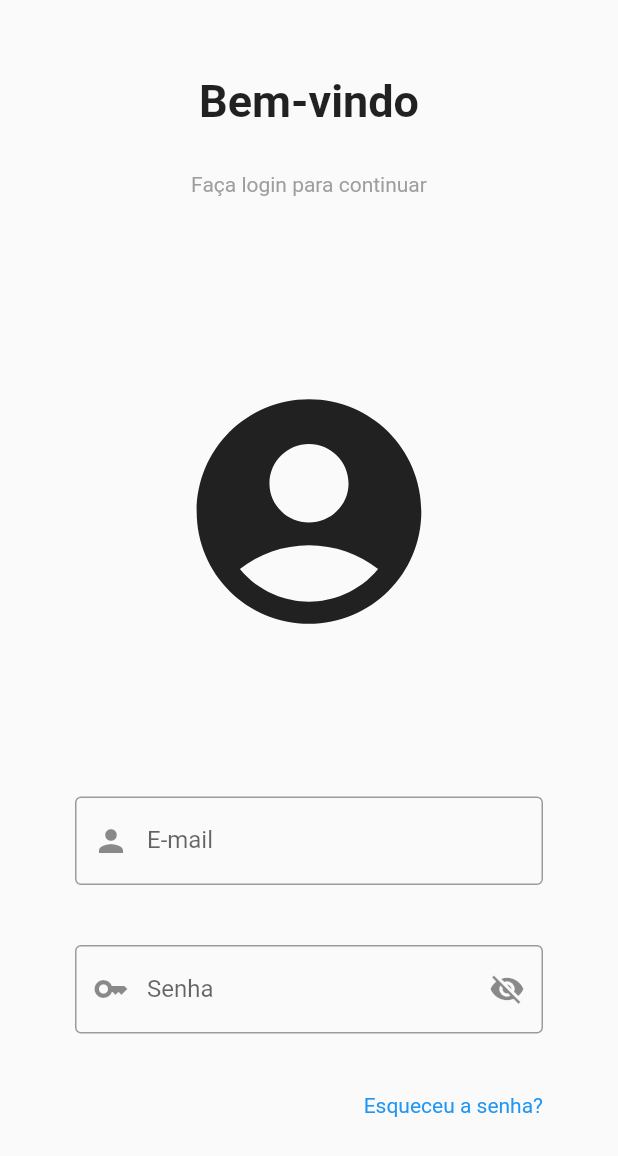
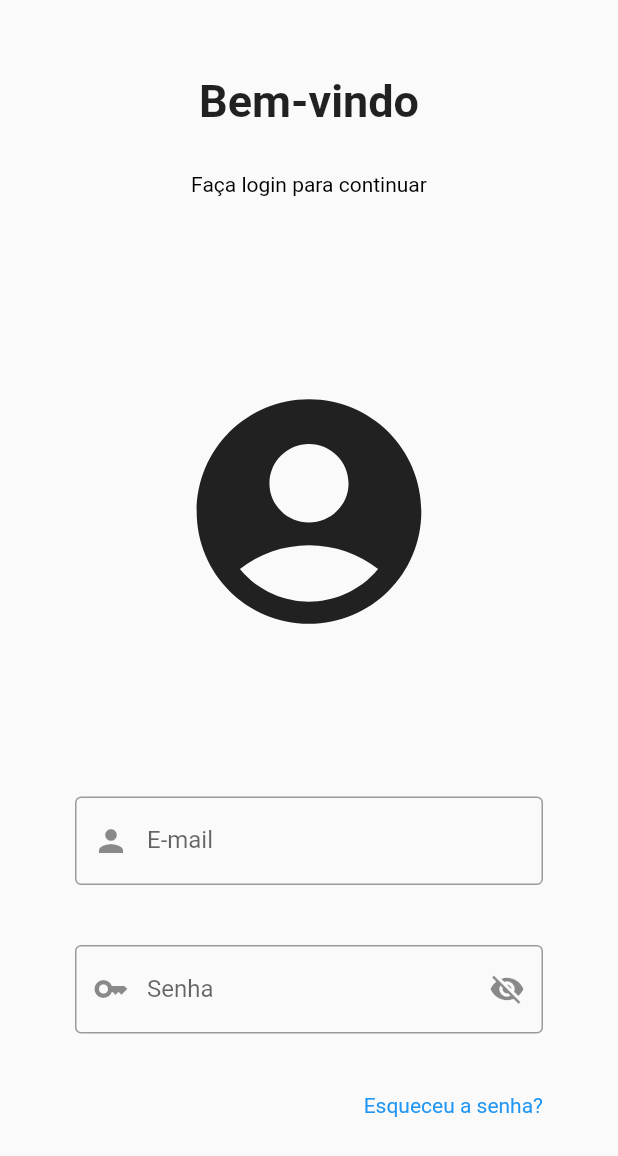
Before and after one commit to cejob/aula02, a Flutter app: the screen it shows after launch, on a phone screen of 412 x 824 dp. Shown: the top 1156 px of the screen. Run offline on Flutter 3.47's test engine with Material 2 defaults, Android fonts, the phone set to English and light mode, and no system bars.

Commit message:
Tela de Login 2

```diff
--- a/lib/main.dart
+++ b/lib/main.dart
@@ -55,8 +55,9 @@ class _MyHomePageState extends State<MyHomePage> {
                 ),
                 Text("Faça login para continuar",
                 style: TextStyle(
-                    color: Colors.grey
-                  ,),),
+                    color: Colors.black,
+                  ),
+                ),
                 const SizedBox(
                   height: 120,
                 ),
@@ -133,7 +134,7 @@ class _MyHomePageState extends State<MyHomePage> {
                 ),
                 Text("Ainda não tem conta? ",
                   style: TextStyle(
-                    color: Colors.grey
+                    color: Colors.black,
                   ),),
                 Text("Clique aqui para criar conta",
                   style: TextStyle(
```
